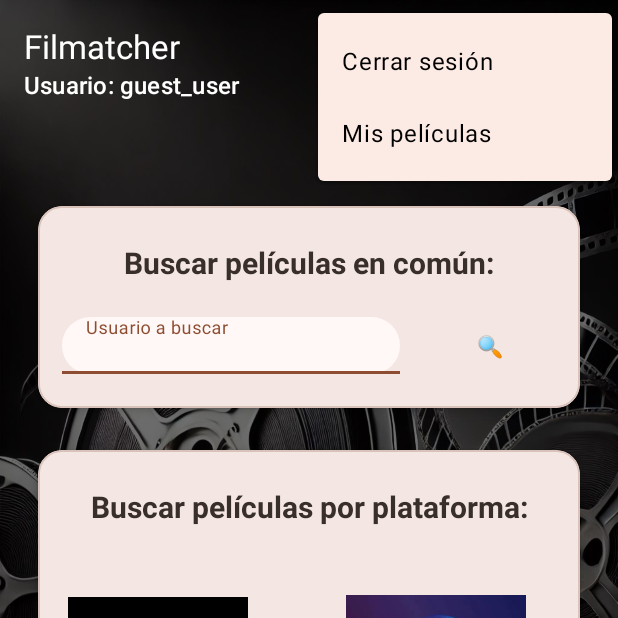
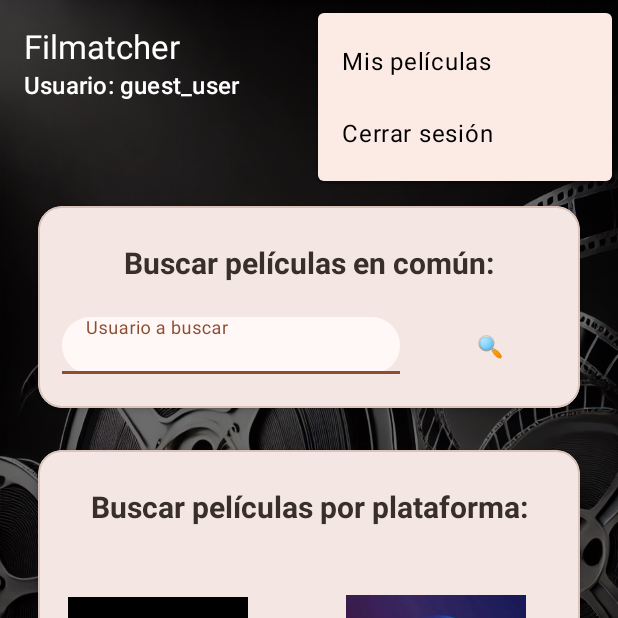
Before and after one commit to josePinillaRos/Filmatcher, an Android app: the MainActivity screen opened directly, with no data from a screen before it, with the options menu open, on a phone screen of 412 x 824 dp, the top half of it. Run offline under Robolectric (Android 15) with nearby library versions, the phone set to English and light mode, and no system bars.

```diff
--- a/Filmatcher_v2/app/src/main/res/menu/menu_main.xml
+++ b/Filmatcher_v2/app/src/main/res/menu/menu_main.xml
@@ -2,14 +2,20 @@
 <menu xmlns:android="http://schemas.android.com/apk/res/android"
     xmlns:app="http://schemas.android.com/apk/res-auto">
 
+    <!-- Grupo de opciones normales -->
+    <group android:id="@+id/group_main">
+        <item
+            android:id="@+id/action_likes"
+            android:icon="@android:drawable/ic_menu_preferences"
+            android:title="Mis películas"
+            app:showAsAction="never" />
+    </group>
+
+    <!-- Separador automático para opciones secundarias -->
     <item
         android:id="@+id/action_logout"
         android:icon="@android:drawable/ic_menu_close_clear_cancel"
+        android:menuCategory="secondary"
         android:title="Cerrar sesión"
         app:showAsAction="never" />
-    <item
-        android:id="@+id/action_likes"
-        android:icon="@android:drawable/ic_menu_preferences"
-        android:title="Mis películas"
-        app:showAsAction="never" />
 </menu>
```
Also changed, not shown: Filmatcher_v2/app/src/main/java/com/josepinilla/proyectofinal/filmatcher/ui/liked/LikedFilmsActivity.kt (+31 -15 lines).
